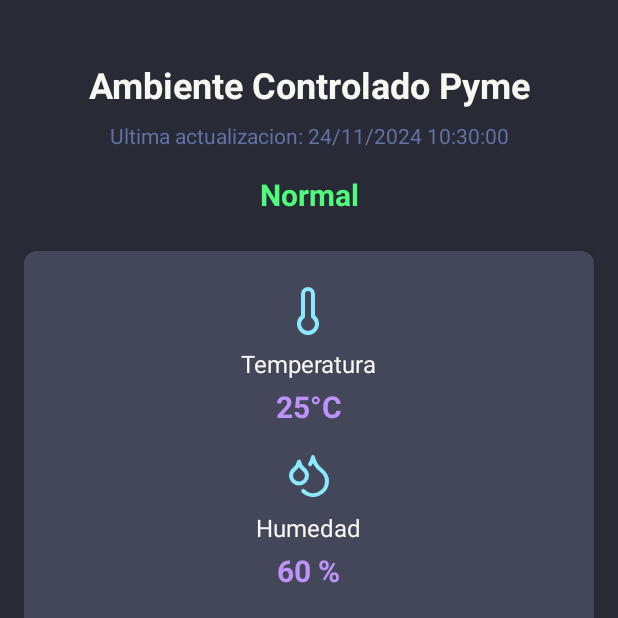
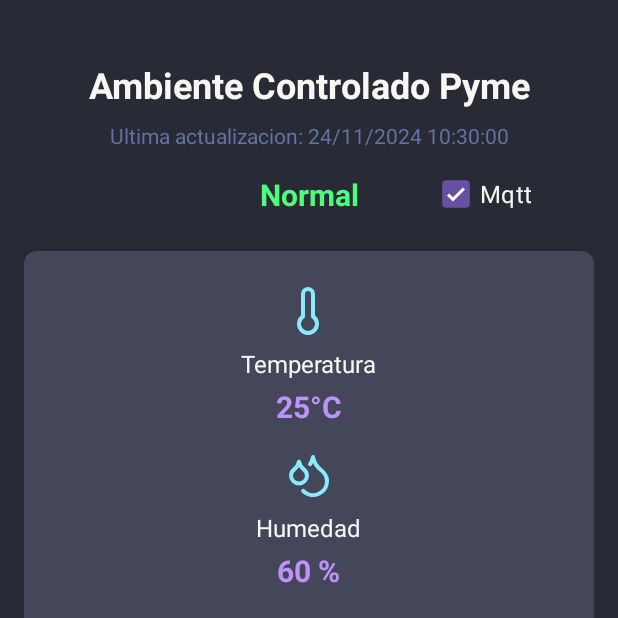
Before and after one commit to gdaunlam/SOA-2024-C2, an Android app: the screen it shows after launch (MainActivity), on a phone screen of 412 x 824 dp, the top half of it. Run offline under Robolectric (Android 15) with nearby library versions, the light colour scheme and no system bars; libraries missing offline, so code that uses them is left out: org.eclipse.paho; 2 statements that could not run were skipped.

Commit message:
notificaciones agregadas

```diff
--- a/AppSOA2024/app/src/main/AndroidManifest.xml
+++ b/AppSOA2024/app/src/main/AndroidManifest.xml
@@ -5,6 +5,8 @@
 
     <uses-permission android:name="android.permission.INTERNET"/>
     <uses-permission android:name="android.permission.ACCESS_NETWORK_STATE"/>
+    <uses-permission android:name="android.permission.ACCESS_NOTIFICATION_POLICY" />
+    <uses-permission android:name="android.permission.POST_NOTIFICATIONS" />
     <uses-permission android:name="android.permission.RECEIVE_BOOT_COMPLETED"/>
 
     <application
--- a/AppSOA2024/app/src/main/java/com/example/appsoa2024/MqttHandler.java
+++ b/AppSOA2024/app/src/main/java/com/example/appsoa2024/MqttHandler.java
@@ -20,10 +20,11 @@ import java.util.ArrayList;
 import java.util.Arrays;
 import java.util.Hashtable;
 import java.util.List;
+import java.util.Random;
 
 public class MqttHandler implements MqttCallback {
     private static final String BROKER_URL = "ssl://broker.emqx.io:8883"; // port: 8883 URL: broker.emqx.io ;
-    private static final String CLIENT_ID = "mqttx_f9bfd3ww";
+    private static final String CLIENT_ID = generateRandomString();
     private static final String USER="emqx";
     private static final String PASS="public";
 
@@ -152,4 +153,18 @@ public class MqttHandler implements MqttCallback {
     public void deliveryComplete(IMqttDeliveryToken token) {
 
     }
+
+    private static String generateRandomString() {
+        int CLIENT_ID_LENGHT = 8;
+        String characters = "ABCDEFGHIJKLMNOPQRSTUVWXYZabcdefghijklmnopqrstuvwxyz0123456789";
+        StringBuilder randomString = new StringBuilder();
+        Random random = new Random();
+
+        for (int i = 0; i < CLIENT_ID_LENGHT; i++) {
+            int index = random.nextInt(characters.length());
+            randomString.append(characters.charAt(index));
+        }
+
+        return randomString.toString();
+    }
 }
--- /dev/null
+++ b/AppSOA2024/app/src/main/res/drawable/ic_notification.xml
@@ -0,0 +1,4 @@
+<?xml version="1.0" encoding="utf-8"?>
+<selector xmlns:android="http://schemas.android.com/apk/res/android">
+
+</selector>
--- a/AppSOA2024/app/src/main/res/layout/activity_main.xml
+++ b/AppSOA2024/app/src/main/res/layout/activity_main.xml
@@ -54,6 +54,19 @@
             android:textStyle="bold"
             app:layout_constraintEnd_toEndOf="parent"
             app:layout_constraintStart_toStartOf="parent"
+            app:layout_constraintTop_toBottomOf="@id/tvUltimaActualizacion" />
+
+        <CheckBox
+            android:id="@+id/mqttCheckBox"
+            android:layout_width="wrap_content"
+            android:layout_height="wrap_content"
+            android:layout_marginStart="8dp"
+            android:layout_marginTop="5dp"
+            android:text="@string/mqtt"
+            android:textColor="#f8f8f2"
+            android:textSize="16sp"
+            app:layout_constraintEnd_toEndOf="parent"
+            app:layout_constraintStart_toEndOf="@id/tvEstado"
             app:layout_constraintTop_toBottomOf="@id/tvUltimaActualizacion" />
 
         <androidx.cardview.widget.CardView
@@ -263,5 +276,6 @@
             app:layout_constraintStart_toStartOf="parent"
             app:layout_constraintTop_toBottomOf="@id/cardMessages" />
 
+
     </androidx.constraintlayout.widget.ConstraintLayout>
 </ScrollView>
--- a/AppSOA2024/app/src/main/res/values/strings.xml
+++ b/AppSOA2024/app/src/main/res/values/strings.xml
@@ -2,5 +2,6 @@
     <string name="app_name">AppSOA2024</string>
     <string name="name">Ambiente Controlado Pyme</string>
     <string name="actuatorsButton">Ir a Actuadores</string>
+    <string name="mqtt">Mqtt</string>
     <string name="inputEstadoPuerta">Abierto</string>
 </resources>
```
Also changed, not shown: AppSOA2024/app/src/main/java/com/example/appsoa2024/MainActivity.java (+40 -15 lines).
